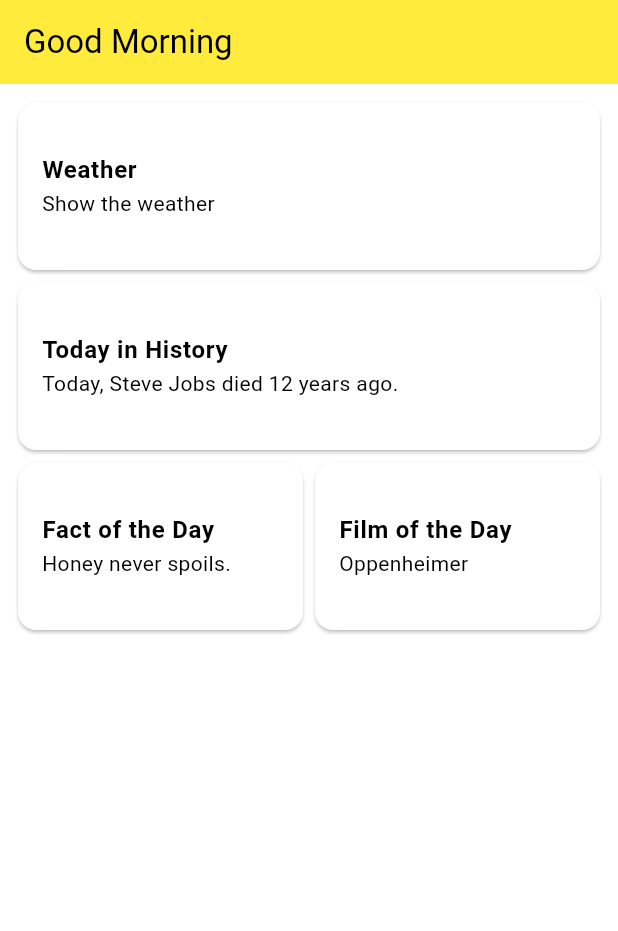
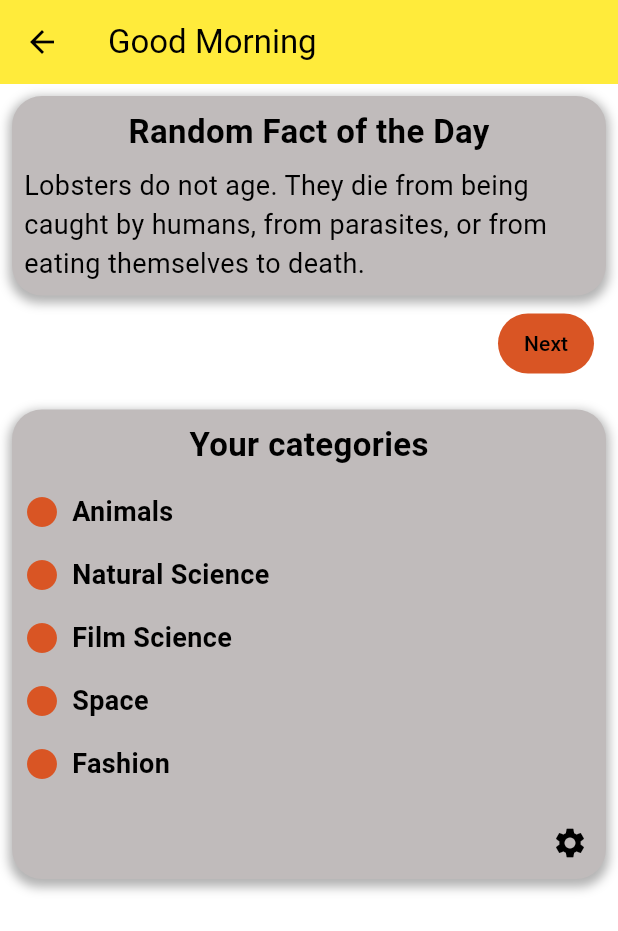
Before and after one commit to gu-tig333-ht23/grupp5, a Flutter app: the screen it shows after launch, after a tap on "Fact of the Day", on a phone screen of 412 x 824 dp. Shown: the top 931 px of the screen. Run offline on Flutter 3.47's test engine with Material 3 defaults, Android fonts, the phone set to English and light mode, and no system bars.

Commit message:
början på dailyFact, mest layout just nu

```diff
--- a/good_morning/lib/main.dart
+++ b/good_morning/lib/main.dart
@@ -11,6 +11,7 @@ class MyApp extends StatelessWidget {
   @override
   Widget build(BuildContext context) {
     return MaterialApp(
+      debugShowCheckedModeBanner: false,
       title: 'Good Morning',
       theme: lightTheme,
       darkTheme: darkTheme,
--- a/good_morning/lib/ui/daily_fact_ui.dart
+++ b/good_morning/lib/ui/daily_fact_ui.dart
@@ -0,0 +1,112 @@
+import 'package:flutter/material.dart';
+import 'package:good_morning/utils/daily_fact.dart';
+
+class DailyFactPage extends StatelessWidget {
+  final ThemeData theme;
+
+  const DailyFactPage({required this.theme});
+
+  @override
+  Widget build(BuildContext context) {
+    return Scaffold(
+      appBar: AppBar(
+        backgroundColor: Theme.of(context).colorScheme.primary,
+        title: const Text('Good Morning'),
+      ),
+      body: Padding(
+        padding: const EdgeInsets.all(8.0),
+        child: Column(
+          children: [
+            Container(
+              decoration: BoxDecoration(
+                color: const Color.fromARGB(255, 192, 187, 187),
+                borderRadius: BorderRadius.circular(20),
+                boxShadow: [
+                  BoxShadow(
+                    color: Colors.black.withOpacity(0.3),
+                    spreadRadius: 2,
+                    blurRadius: 5,
+                    offset: const Offset(0, 3),
+                  ),
+                ],
+              ),
+              child: const Column(
+                children: [
+                  Padding(
+                    padding: EdgeInsets.only(right: 8, left: 8, top: 8),
+                    child: Text('Random Fact of the Day',
+                        style: TextStyle(
+                            fontWeight: FontWeight.bold, fontSize: 22)),
+                  ),
+                  Padding(
+                    padding: EdgeInsets.all(8.0),
+                    child: Text(
+                        //hårdkodad just nu, ska ha FactText sen
+                        'Lobsters do not age. They die from being caught by humans, from parasites, or from eating themselves to death.',
+                        style: TextStyle(fontSize: 18)),
+                  ),
+                ],
+              ),
+            ),
+            Container(
+              alignment: Alignment.topRight,
+              child: Padding(
+                padding: const EdgeInsets.only(
+                    right: 8.0, left: 8, top: 8, bottom: 20),
+                child: TextButton(
+                  style: TextButton.styleFrom(
+                      backgroundColor: const Color(0xFFD95524),
+                      foregroundColor: Colors.black),
+                  onPressed: () {},
+                  child: const Text('Next'),
+                ),
+              ),
+            ),
+            Container(
+              decoration: BoxDecoration(
+                color: const Color.fromARGB(255, 192, 187, 187),
+                borderRadius: BorderRadius.circular(20),
+                boxShadow: [
+                  BoxShadow(
+                    color: Colors.black.withOpacity(0.3),
+                    spreadRadius: 2,
+                    blurRadius: 5,
+                    offset: const Offset(0, 3),
+                  ),
+                ],
+              ),
+              child: Column(
+                children: [
+                  const Padding(
+                    padding: EdgeInsets.only(right: 8, left: 8, top: 8),
+                    child: Text('Your categories',
+                        style: TextStyle(
+                            fontWeight: FontWeight.bold, fontSize: 22)),
+                  ),
+                  Padding(
+                    padding: const EdgeInsets.all(8.0),
+                    child: Column(
+                      // lists only the current chosen categories
+                      children: categories
+                          .where((category) => category.chosen)
+                          .map((category) {
+                        return FactCategoryItem(category);
+                      }).toList(),
+                    ),
+                  ),
+                  Container(
+                    alignment: Alignment.topRight,
+                    child: IconButton(
+                      icon: const Icon(Icons.settings),
+                      onPressed: () {},
+                    ),
+                  )
+                ],
+              ),
+            ),
+          ],
+        ),
+      ),
+    );
+  }
+}
--- a/good_morning/lib/ui/home_page.dart
+++ b/good_morning/lib/ui/home_page.dart
@@ -1,4 +1,5 @@
 import 'package:flutter/material.dart';
+import 'package:good_morning/ui/daily_fact_ui.dart';
 
 class HomePage extends StatefulWidget {
   @override
@@ -29,9 +30,17 @@ class HomePageState extends State<HomePage> {
             Row(
               children: [
                 Expanded(
-                    child: _buildHalfCard(
-                        'Fact of the Day', 'Honey never spoils.', () {
-                  // Add call to the Fact of the Day screen
+                    child: _buildHalfCard('Fact of the Day',
+                        'Lobsters do not age. They die from being caught by humans, from parasites, or from eating themselves to death.',
+                        () {
+                  // call to the Fact of the Day screen
+                  Navigator.push(
+                    context,
+                    MaterialPageRoute(
+                      builder: (BuildContext context) =>
+                          DailyFactPage(theme: Theme.of(context)),
+                    ),
+                  );
                   print('Navigating to Fact of the Day Screen');
                 })),
                 Expanded(
--- a/good_morning/lib/utils/daily_fact.dart
+++ b/good_morning/lib/utils/daily_fact.dart
@@ -0,0 +1,45 @@
+import 'package:flutter/material.dart';
+
+class FactCategory {
+  final String categoryName;
+  bool chosen;
+
+  FactCategory({required this.categoryName, required this.chosen});
+}
+
+List<FactCategory> categories = [
+  (FactCategory(categoryName: 'Animals', chosen: true)),
+  (FactCategory(categoryName: 'Natural Science', chosen: true)),
+  (FactCategory(categoryName: 'Celebrities', chosen: false)),
+  (FactCategory(categoryName: 'Film Science', chosen: true)),
+  (FactCategory(categoryName: 'Literature and Reading', chosen: false)),
+  (FactCategory(categoryName: 'Space', chosen: true)),
+  (FactCategory(categoryName: 'History of Sweden', chosen: false)),
+  (FactCategory(categoryName: 'Engines and Vehicles', chosen: false)),
+  (FactCategory(categoryName: 'Art', chosen: false)),
+  (FactCategory(categoryName: 'Psychology and Behaviors', chosen: false)),
+  (FactCategory(categoryName: 'Fashion', chosen: true)),
+];
+
+class FactCategoryItem extends StatelessWidget {
+  final FactCategory category;
+
+  FactCategoryItem(this.category);
+
+  @override
+  Widget build(BuildContext context) {
+    return Row(
+      children: [
+        Icon(Icons.circle,
+            color: category.chosen ? Color(0xFFD95524) : Colors.grey),
+        Padding(
+          padding: const EdgeInsets.all(8.0),
+          child: Text(
+            category.categoryName,
+            style: const TextStyle(fontSize: 18, fontWeight: FontWeight.bold),
+          ),
+        ),
+      ],
+    );
+  }
+}
```
